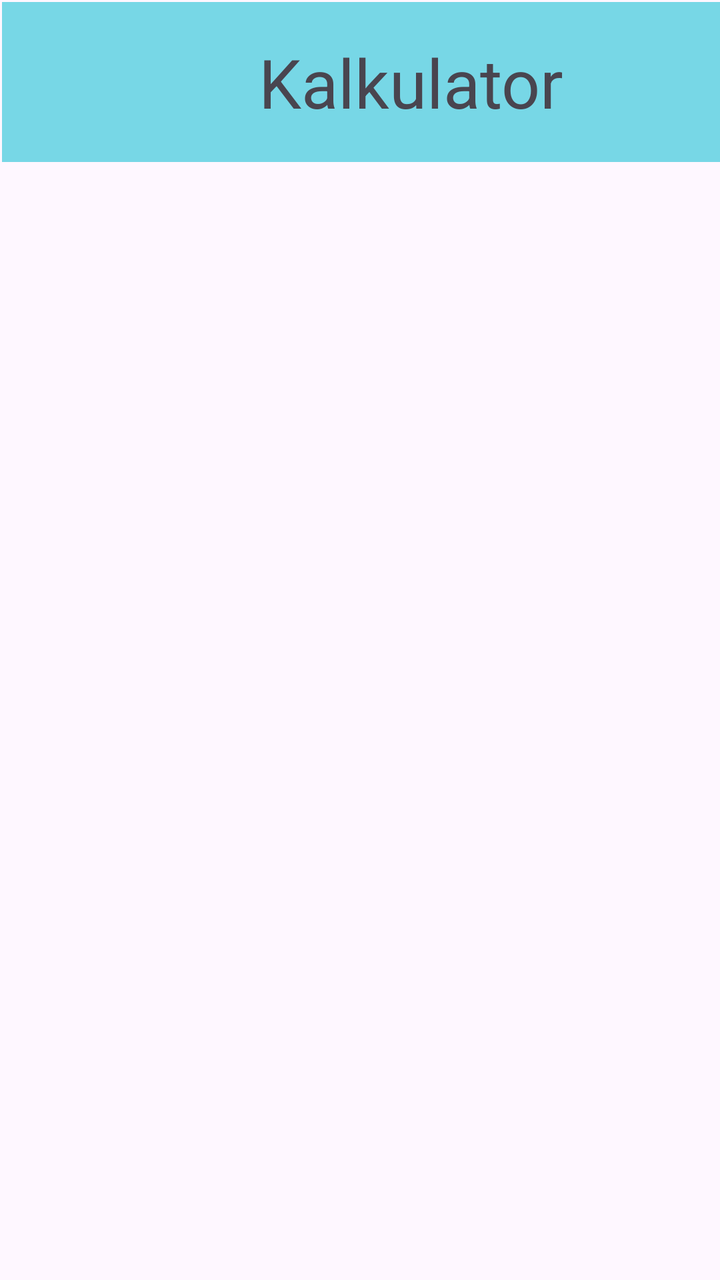
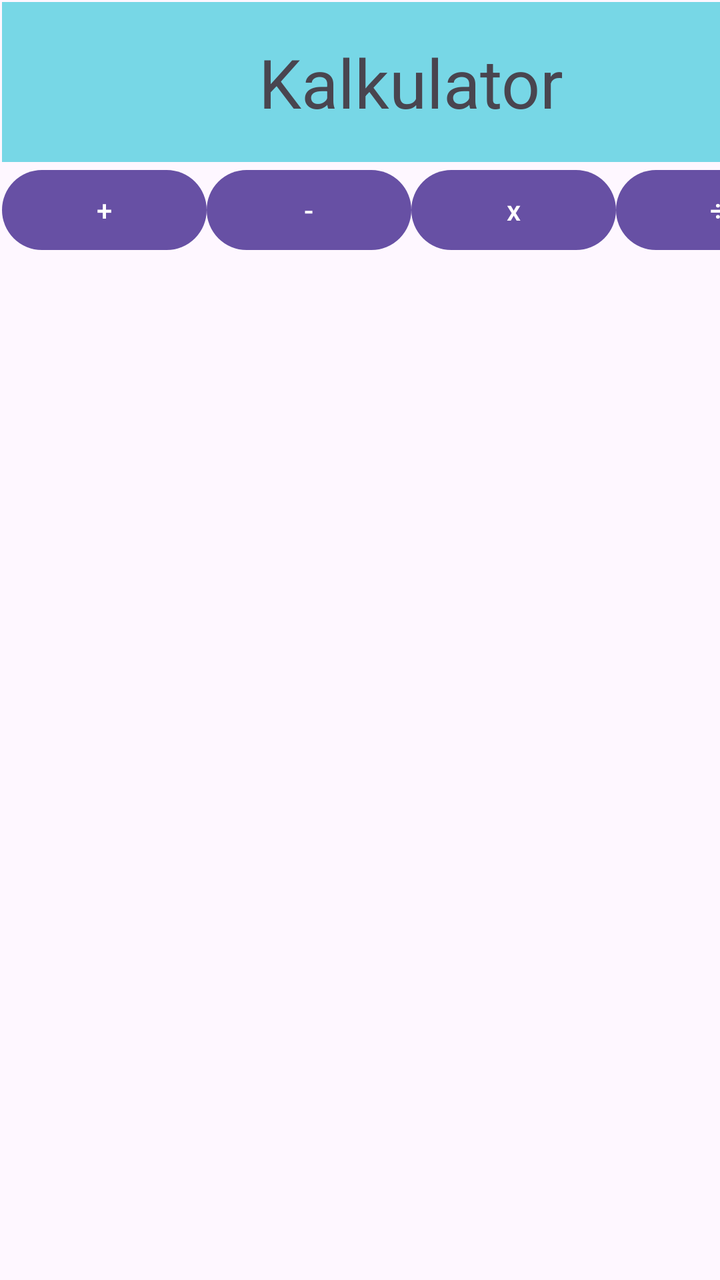

Screens rendered from an Android XML layout before and after an edit, with the pre-edit source and the edit as a unified diff.
<!-- AndroidManifest.xml: application theme Theme.Kalkulator -->
<!-- res/layout/activity_main.xml -->
<?xml version="1.0" encoding="utf-8"?>
<androidx.constraintlayout.widget.ConstraintLayout xmlns:android="http://schemas.android.com/apk/res/android"
    xmlns:app="http://schemas.android.com/apk/res-auto"
    xmlns:tools="http://schemas.android.com/tools"
    android:id="@+id/main"
    android:layout_width="match_parent"
    android:layout_height="match_parent"
    tools:context=".MainActivity">


    <LinearLayout
        android:layout_width="409dp"
        android:layout_height="729dp"
        android:layout_marginStart="1dp"
        android:layout_marginTop="1dp"
        android:orientation="vertical"
        app:layout_constraintStart_toStartOf="parent"
        app:layout_constraintTop_toTopOf="parent">

        <TextView
            android:id="@+id/textView"
            android:layout_width="match_parent"
            android:layout_height="wrap_content"
            android:height="80dp"
            android:background="#77D7E6"
            android:text="Kalkulator"
            android:textSize="34sp"
            android:gravity="center"/>

        
    </LinearLayout>
</androidx.constraintlayout.widget.ConstraintLayout>
<!-- resources referenced by this layout -->
<resources>
  <style name="Theme.Kalkulator" parent="Base.Theme.Kalkulator" />
  <style name="Base.Theme.Kalkulator" parent="Theme.Material3.DayNight.NoActionBar">
          
          
      </style>
</resources>

<!-- the commit's change to res/layout/activity_main.xml (unified diff, before → after) -->
@@ -27,6 +27,45 @@
             android:textSize="34sp"
             android:gravity="center"/>
 
-        
+
+
+        <LinearLayout
+            android:layout_width="match_parent"
+            android:layout_height="match_parent"
+            android:orientation="horizontal">
+
+            <Button
+                android:id="@+id/button3"
+                android:layout_width="match_parent"
+                android:layout_height="wrap_content"
+                android:layout_weight="1"
+                android:text="+"
+                />
+
+            <Button
+                android:id="@+id/button4"
+                android:layout_width="match_parent"
+                android:layout_height="wrap_content"
+                android:layout_weight="1"
+                android:text="-" />
+
+            <Button
+                android:id="@+id/button5"
+                android:layout_width="match_parent"
+                android:layout_height="wrap_content"
+                android:layout_weight="1"
+                android:text="x"
+                />
+
+            <Button
+                android:id="@+id/button6"
+                android:layout_width="match_parent"
+                android:layout_height="wrap_content"
+                android:layout_weight="1"
+                android:text="÷" />
+
+        </LinearLayout>
+
+
     </LinearLayout>
 </androidx.constraintlayout.widget.ConstraintLayout>
